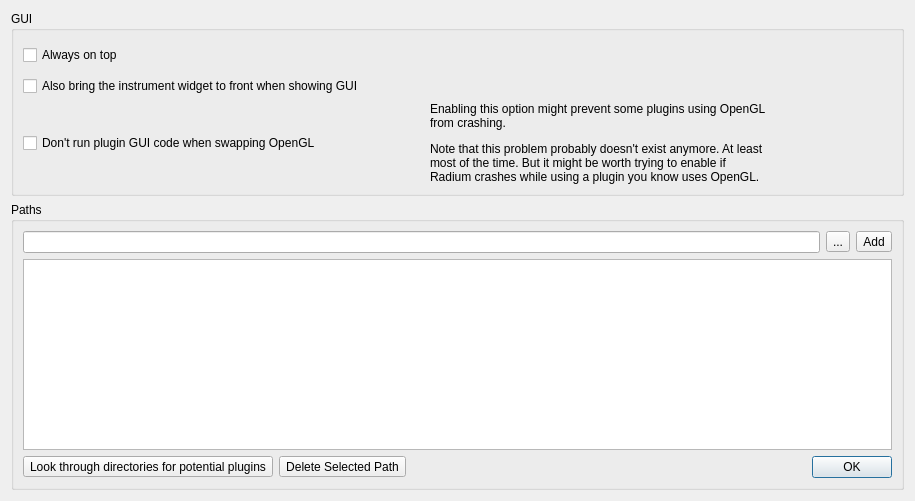
Before: the Qt Designer form Qt/qt4_vst_paths_widget.ui in kmatheussen/radium, drawn with Qt 5.
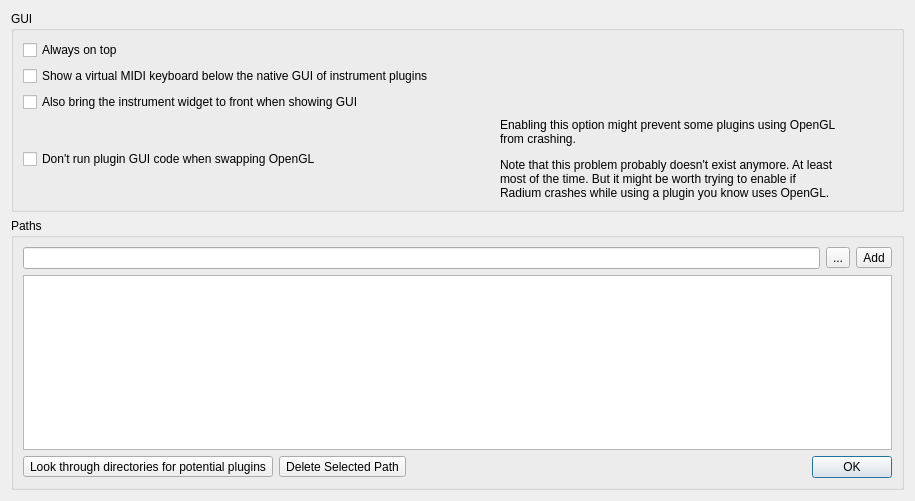
After: the same form once the commit is applied.

Commit message: VST/AU: Add option to disable the virtual MIDI keyboard below native GUIs. API: showVirtualMidiKeyboardBelowNativeGUIs, setShowVirtualMidiKeyboardBelowNativeGUIs

Diff of the .ui file:
```diff
--- a/Qt/qt4_vst_paths_widget.ui
+++ b/Qt/qt4_vst_paths_widget.ui
@@ -26,14 +26,23 @@
       <string>GUI</string>
      </property>
      <layout class="QGridLayout" name="gridLayout_2">
-      <item row="0" column="0">
-       <widget class="QCheckBox" name="always_on_top">
-        <property name="text">
-         <string>Always on top</string>
+      <item row="3" column="1">
+       <spacer name="horizontalSpacer_2">
+        <property name="orientation">
+         <enum>Qt::Horizontal</enum>
         </property>
-       </widget>
+        <property name="sizeType">
+         <enum>QSizePolicy::Fixed</enum>
+        </property>
+        <property name="sizeHint" stdset="0">
+         <size>
+          <width>60</width>
+          <height>20</height>
+         </size>
+        </property>
+       </spacer>
       </item>
-      <item row="2" column="3">
+      <item row="3" column="3">
        <spacer name="horizontalSpacer_3">
         <property name="orientation">
          <enum>Qt::Horizontal</enum>
@@ -46,14 +55,28 @@
         </property>
        </spacer>
       </item>
-      <item row="2" column="0">
+      <item row="3" column="0">
        <widget class="QCheckBox" name="lock_juce_when_swapping_onoff">
         <property name="text">
          <string>Don't run plugin GUI code when swapping OpenGL</string>
         </property>
        </widget>
       </item>
-      <item row="2" column="2">
+      <item row="2" column="0">
+       <widget class="QCheckBox" name="show_instrument_widget_when_double_clicking">
+        <property name="text">
+         <string>Also bring the instrument widget to front when showing GUI</string>
+        </property>
+       </widget>
+      </item>
+      <item row="0" column="0">
+       <widget class="QCheckBox" name="always_on_top">
+        <property name="text">
+         <string>Always on top</string>
+        </property>
+       </widget>
+      </item>
+      <item row="3" column="2">
        <widget class="QLabel" name="label_12">
         <property name="text">
          <string>&lt;html&gt;&lt;head/&gt;&lt;body&gt;&lt;p&gt;&lt;span style=&quot; color:#000000;&quot;&gt;Enabling this option might prevent some plugins using OpenGL&lt;br/&gt;from crashing.&lt;/span&gt;&lt;/p&gt;&lt;p&gt;&lt;span style=&quot; color:#000000;&quot;&gt;
@@ -64,36 +87,10 @@
         </property>
        </widget>
       </item>
-      <item row="0" column="2">
-       <widget class="QLabel" name="label">
-        <property name="text">
-         <string>&lt;pre&gt;
-
-
-&lt;/pre&gt;</string>
-        </property>
-       </widget>
-      </item>
-      <item row="2" column="1">
-       <spacer name="horizontalSpacer_2">
-        <property name="orientation">
-         <enum>Qt::Horizontal</enum>
-        </property>
-        <property name="sizeType">
-         <enum>QSizePolicy::Fixed</enum>
-        </property>
-        <property name="sizeHint" stdset="0">
-         <size>
-          <width>60</width>
-          <height>20</height>
-         </size>
-        </property>
-       </spacer>
-      </item>
       <item row="1" column="0">
-       <widget class="QCheckBox" name="show_instrument_widget_when_double_clicking">
+       <widget class="QCheckBox" name="show_virtual_keyboard">
         <property name="text">
-         <string>Also bring the instrument widget to front when showing GUI</string>
+         <string>Show a virtual MIDI keyboard below the native GUI of instrument plugins</string>
         </property>
        </widget>
       </item>
```
The commit also changes 4 other files.
